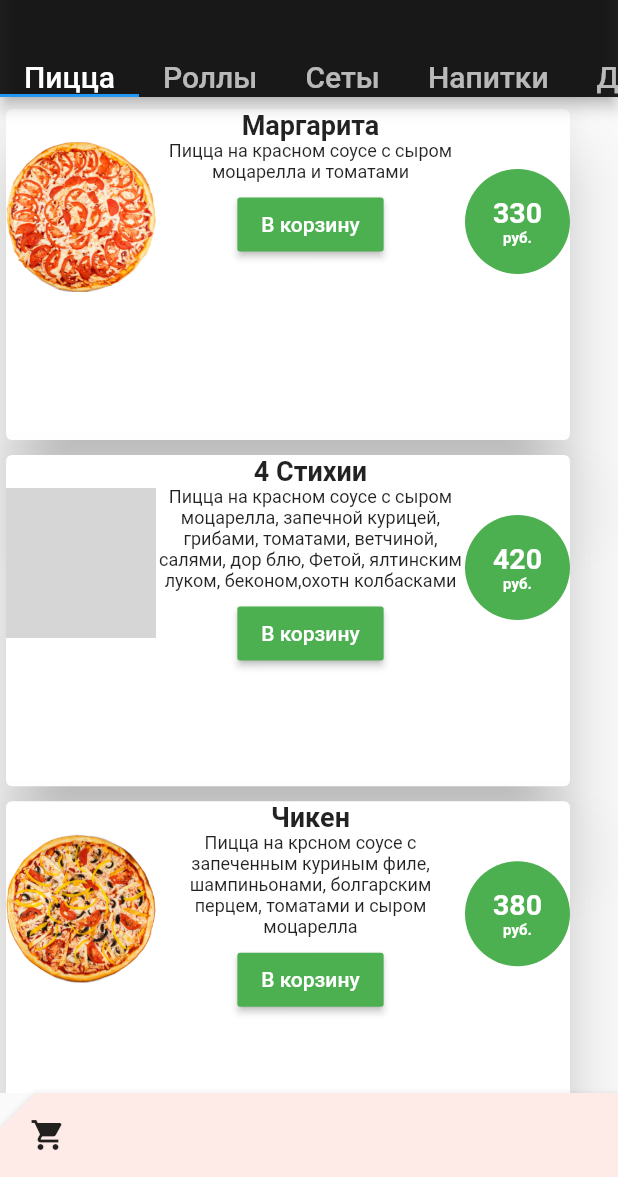
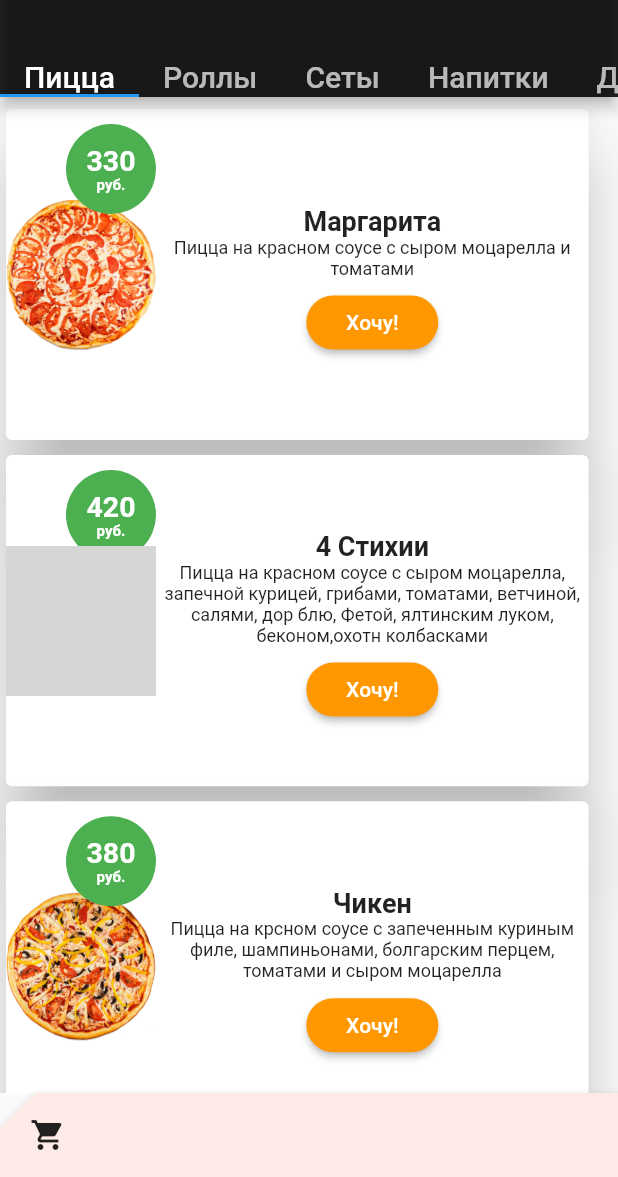
Before and after one commit to worlddeleteRin/risitestonew2, a Flutter app: the screen it shows after launch, on a phone screen of 412 x 824 dp, the part 59-1236 px from its top. Run offline on Flutter 3.47's test engine with Material 2 defaults, Android fonts, the phone set to English and light mode, and no system bars; missing offline and left inert: mailer; Roboto replaces fonts that are missing (arial, slabo); grey boxes are pictures that could not be loaded.

Commit message:
new commit

```diff
--- a/lib/supplemental/product_card.dart
+++ b/lib/supplemental/product_card.dart
@@ -36,7 +36,9 @@ class ProductCard extends StatelessWidget {
   Widget _shoppingButton(BuildContext context) {
     return ScopedModelDescendant<AppStateModel>(
       builder: (context, child, model) => MaterialButton(
-        color: Colors.green,
+        shape: new RoundedRectangleBorder(
+         borderRadius: new BorderRadius.circular(30.0)),
+        color: Colors.orange,
         onPressed: () {
           model.addProductToCart(product.id);
           /*Flushbar(
@@ -54,7 +56,7 @@ class ProductCard extends StatelessWidget {
           )..show(context);*/
         },
         child: Text(
-          "В корзину",
+          "Хочу!",
           style: TextStyle(
             color: Colors.white,
           )
@@ -69,6 +71,45 @@ class ProductCard extends StatelessWidget {
         decimalDigits: 0, locale: "ru_RU", symbol: "руб." );
     final ThemeData theme = Theme.of(context);
 
+
+
+    final priceWidget = Padding(
+            padding: const EdgeInsets.symmetric(vertical: 40),
+              child: new Container(
+          width: 60.0,
+          height:60.0,
+          decoration: new BoxDecoration(
+            shape: BoxShape.circle,
+            color: Colors.green,
+          ),
+          child: new Center(
+          child: Column(
+            mainAxisAlignment: MainAxisAlignment.center,
+            crossAxisAlignment: CrossAxisAlignment.center,
+          children: <Widget> [
+          Text(
+                      product == null ? '' : '${product.price}',
+                      style: TextStyle(
+                        fontWeight: FontWeight.w700,
+                        fontSize: 19,
+                        fontFamily: "arial",
+                        color: Colors.white,
+                      )
+          ),
+          Text(
+            product == null ? '' : 'руб.',
+                      style: TextStyle(
+                        fontWeight: FontWeight.w700,
+                        fontSize: 10,
+                        fontFamily: "arial",
+                        color: Colors.white,
+                      )
+          ),
+          ],
+          ),
+          ),
+          ),
+            );
     final imageWidget = Image.asset(
       product.assetName,
       //package: product.assetPackage,
@@ -93,11 +134,12 @@ class ProductCard extends StatelessWidget {
             mainAxisAlignment: MainAxisAlignment.center,
             crossAxisAlignment: CrossAxisAlignment.center,
             children: <Widget>[
-              Column(
+                Stack(
               children: <Widget>[
               Padding(
               padding: EdgeInsets.symmetric(vertical: 11)
               ),
+
               Center(
               child:SizedBox(
                 width: 100,
@@ -110,15 +152,21 @@ class ProductCard extends StatelessWidget {
               */
           ),
               ),
+              Positioned(
+              child: priceWidget,
+            top: -30,
+            right: 0,
+          ),
+
             ],),
             Column(children: <Widget>[
 
 
               SizedBox(
                 height:  .28 * MediaQuery.of(context).size.height,
-                width: .50 * MediaQuery.of(context).size.width,
+                width: .70 * MediaQuery.of(context).size.width,
                 child: Column(
-                  mainAxisAlignment: MainAxisAlignment.start,
+                  mainAxisAlignment: MainAxisAlignment.center,
                   crossAxisAlignment: CrossAxisAlignment.center,
                   children: <Widget>[
                     Text(
@@ -145,7 +193,7 @@ class ProductCard extends StatelessWidget {
 
 
                     ),
-                    SizedBox(height: 4.0),
+                    SizedBox(height: 5.0),
                     /*Text(
                       product == null ? '' : formatter.format(product.price),
                       style: TextStyle(
@@ -171,7 +219,7 @@ class ProductCard extends StatelessWidget {
                     ),*/
 
               ],),
-
+          /*
           Column(
             mainAxisAlignment: MainAxisAlignment.start,
             crossAxisAlignment: CrossAxisAlignment.end,
@@ -216,7 +264,7 @@ class ProductCard extends StatelessWidget {
 
             ],
 
-      ),
+          ),*/
     ],
             ),
       );
```
